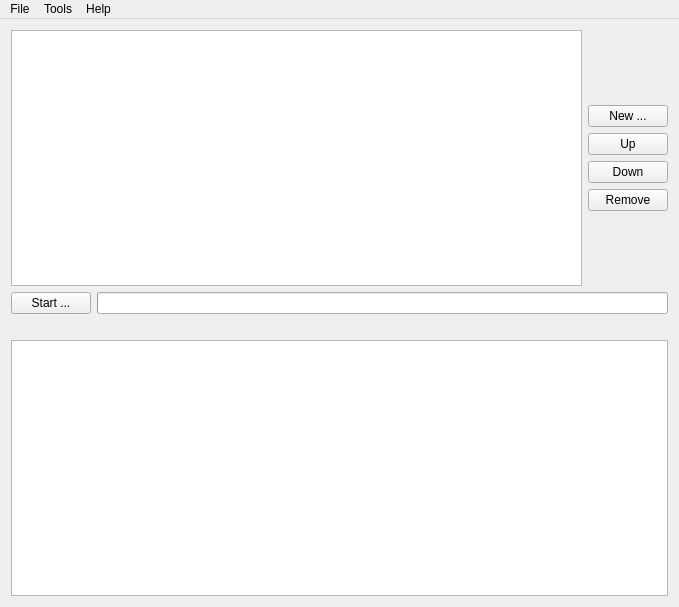
Above: src/QtlMovie/QtlMovieMainWindow.ui from qtlmovie/qtlmovie before the change. Below: the same form after it.
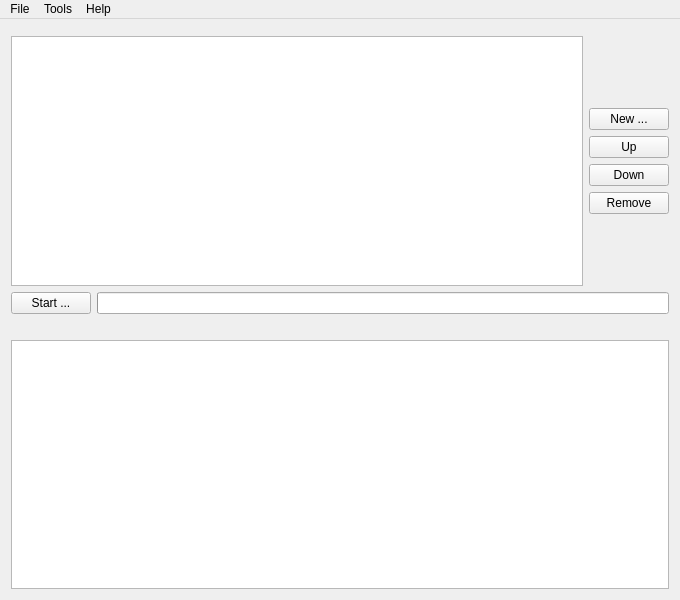
That is the form after the change. Icons and pictures are not drawn. Custom widgets are drawn as their Qt base class.

```diff
--- a/src/QtlMovie/QtlMovieMainWindow.ui
+++ b/src/QtlMovie/QtlMovieMainWindow.ui
@@ -6,8 +6,8 @@
    <rect>
     <x>0</x>
     <y>0</y>
-    <width>679</width>
-    <height>607</height>
+    <width>680</width>
+    <height>600</height>
    </rect>
   </property>
   <property name="windowTitle">
@@ -19,17 +19,7 @@
   </property>
   <widget class="QWidget" name="centralWidget">
    <layout class="QGridLayout" name="layoutCentral">
-    <item row="2" column="1">
-     <widget class="QLabel" name="labelRemainingTime">
-      <property name="text">
-       <string/>
-      </property>
-      <property name="alignment">
-       <set>Qt::AlignCenter</set>
-      </property>
-     </widget>
-    </item>
-    <item row="0" column="0" colspan="2">
+    <item row="1" column="0" colspan="2">
      <widget class="QWidget" name="taskBox" native="true">
       <layout class="QHBoxLayout" name="horizontalLayout">
        <property name="leftMargin">
@@ -129,7 +119,17 @@
       </layout>
      </widget>
     </item>
-    <item row="1" column="1">
+    <item row="3" column="1">
+     <widget class="QLabel" name="labelRemainingTime">
+      <property name="text">
+       <string/>
+      </property>
+      <property name="alignment">
+       <set>Qt::AlignCenter</set>
+      </property>
+     </widget>
+    </item>
+    <item row="2" column="1">
      <widget class="QProgressBar" name="progressBarEncode">
       <property name="value">
        <number>0</number>
@@ -139,20 +139,23 @@
       </property>
      </widget>
     </item>
-    <item row="3" column="0" colspan="2">
+    <item row="4" column="0" colspan="2">
      <widget class="QtlPlainTextLogger" name="log">
       <property name="textInteractionFlags">
        <set>Qt::TextSelectableByKeyboard|Qt::TextSelectableByMouse</set>
       </property>
      </widget>
     </item>
-    <item row="1" column="0">
+    <item row="2" column="0">
      <widget class="QPushButton" name="buttonStart">
       <property name="text">
        <string>Start ...</string>
       </property>
      </widget>
     </item>
+    <item row="0" column="0" colspan="2">
+     <widget class="QtlMovieEditTask" name="singleTask" native="true"/>
+    </item>
    </layout>
   </widget>
   <widget class="QMenuBar" name="menuBar">
@@ -160,7 +163,7 @@
     <rect>
      <x>0</x>
      <y>0</y>
-     <width>679</width>
+     <width>680</width>
      <height>21</height>
     </rect>
    </property>
@@ -333,6 +336,19 @@
     <slot>moveDownSelectedTasks()</slot>
    </slots>
   </customwidget>
+  <customwidget>
+   <class>QtlMovieEditTask</class>
+   <extends>QWidget</extends>
+   <header>QtlMovieEditTask.h</header>
+   <container>1</container>
+   <slots>
+    <slot>showInputFileProperties()</slot>
+    <slot>showAudioTest()</slot>
+    <slot>selectInputFile()</slot>
+    <slot>selectOutputFile()</slot>
+    <slot>selectSubtitleFile()</slot>
+   </slots>
+  </customwidget>
  </customwidgets>
  <resources>
   <include location="QtlMovie.qrc"/>
```
Left out of the diff: 52 changed lines with no effect on the pictures.
